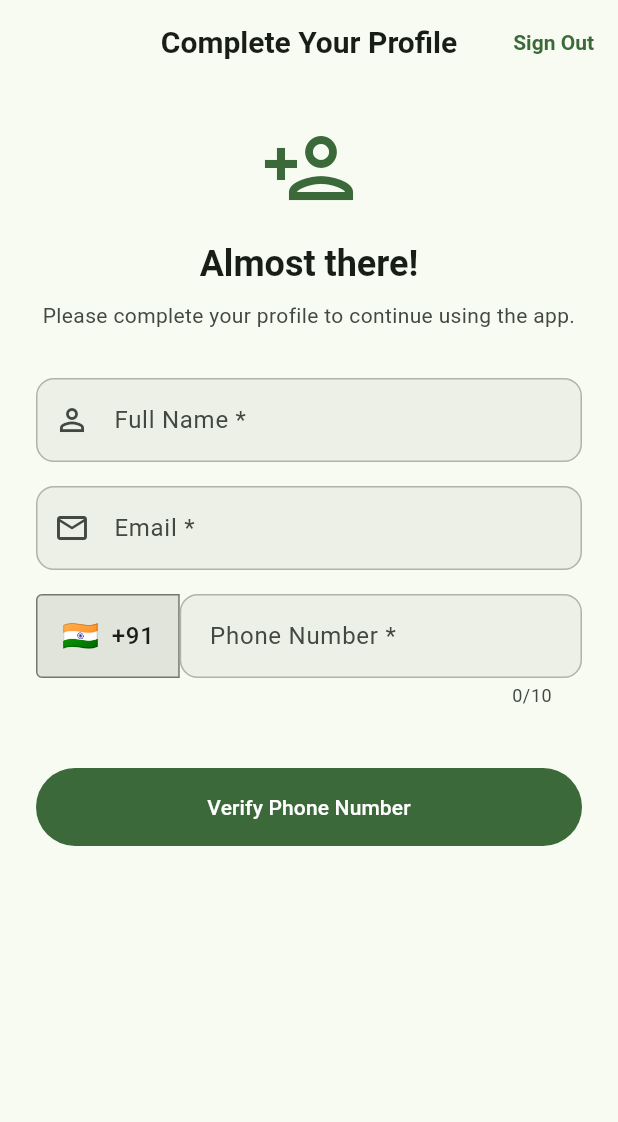
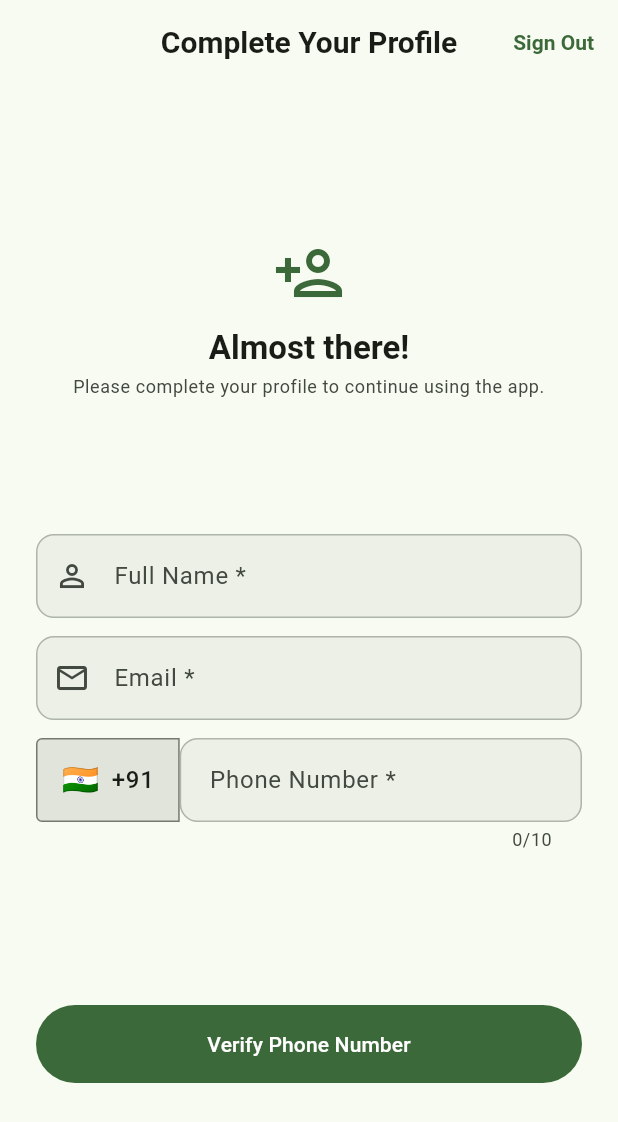
Before and after one commit to avtansh-code/WhatsMyShare, a Flutter app: the screen it shows once a user with an empty profile is signed in, on a phone screen of 412 x 824 dp. Shown: the top 1122 px of the screen. Run offline on Flutter 3.47's test engine with Material 3 defaults, Android fonts, the phone set to English and light mode, and no system bars; our stand-ins replace audioplayers, cloud_firestore, connectivity_plus, dartz, equatable, firebase_auth and 10 more; missing offline and left inert: record; accounts and stored records are empty; generated files the repository leaves out were written again; network calls fail.

Commit message:
feat(auth): refine UI spacing and layout across authentication pages

```diff
--- a/flutter_app/lib/features/auth/presentation/pages/complete_profile_page.dart
+++ b/flutter_app/lib/features/auth/presentation/pages/complete_profile_page.dart
@@ -373,36 +373,38 @@ class _CompleteProfilePageState extends State<CompleteProfilePage> {
             ],
           ),
           body: SafeArea(
-            child: SingleChildScrollView(
-              padding: const EdgeInsets.all(24),
+            child: Padding(
+              padding: const EdgeInsets.symmetric(horizontal: 24, vertical: 12),
               child: Form(
                 key: _formKey,
                 child: Column(
                   crossAxisAlignment: CrossAxisAlignment.stretch,
                   children: [
+                    const Spacer(flex: 1),
+
                     // Header
                     Icon(
                       Icons.person_add_outlined,
-                      size: 64,
+                      size: 48,
                       color: theme.colorScheme.primary,
                     ),
-                    const SizedBox(height: 16),
+                    const SizedBox(height: 12),
                     Text(
                       'Almost there!',
-                      style: theme.textTheme.headlineSmall?.copyWith(
+                      style: theme.textTheme.titleLarge?.copyWith(
                         fontWeight: FontWeight.bold,
                       ),
                       textAlign: TextAlign.center,
                     ),
-                    const SizedBox(height: 8),
+                    const SizedBox(height: 4),
                     Text(
                       'Please complete your profile to continue using the app.',
-                      style: theme.textTheme.bodyMedium?.copyWith(
+                      style: theme.textTheme.bodySmall?.copyWith(
                         color: theme.colorScheme.onSurfaceVariant,
                       ),
                       textAlign: TextAlign.center,
                     ),
-                    const SizedBox(height: 32),
+                    const Spacer(flex: 1),
 
                     // Name Field
                     TextFormField(
@@ -424,7 +426,7 @@ class _CompleteProfilePageState extends State<CompleteProfilePage> {
                         return null;
                       },
                     ),
-                    const SizedBox(height: 16),
+                    const SizedBox(height: 12),
 
                     // Email Field (read-only for Google users)
                     TextFormField(
@@ -442,7 +444,7 @@ class _CompleteProfilePageState extends State<CompleteProfilePage> {
                       enabled: userEmail.isEmpty,
                       onChanged: (_) => _checkEmailUniqueness(),
                     ),
-                    const SizedBox(height: 16),
+                    const SizedBox(height: 12),
 
                     // Phone Field with India country code
                     Row(
@@ -523,7 +525,7 @@ class _CompleteProfilePageState extends State<CompleteProfilePage> {
                         ),
                       ],
                     ),
-                    const SizedBox(height: 16),
+                    const SizedBox(height: 12),
 
                     // OTP Section
                     if (_isOtpSent && !isPhoneVerified) ...[
@@ -538,7 +540,6 @@ class _CompleteProfilePageState extends State<CompleteProfilePage> {
                         keyboardType: TextInputType.number,
                         maxLength: 6,
                       ),
-                      const SizedBox(height: 8),
                       Row(
                         mainAxisAlignment: MainAxisAlignment.spaceBetween,
                         children: [
@@ -559,13 +560,13 @@ class _CompleteProfilePageState extends State<CompleteProfilePage> {
                           ),
                         ],
                       ),
-                      const SizedBox(height: 16),
+                      const SizedBox(height: 8),
                     ],
 
                     // Error Message
                     if (_errorMessage != null)
                       Container(
-                        padding: const EdgeInsets.all(12),
+                        padding: const EdgeInsets.all(8),
                         decoration: BoxDecoration(
                           color: theme.colorScheme.errorContainer,
                           borderRadius: BorderRadius.circular(8),
@@ -574,10 +575,11 @@ class _CompleteProfilePageState extends State<CompleteProfilePage> {
                           _errorMessage!,
                           style: TextStyle(
                             color: theme.colorScheme.onErrorContainer,
+                            fontSize: 12,
                           ),
                         ),
                       ),
-                    const SizedBox(height: 24),
+                    const Spacer(flex: 1),
 
                     // Action Button
                     if (isPhoneVerified) ...[
@@ -661,6 +663,7 @@ class _CompleteProfilePageState extends State<CompleteProfilePage> {
                             : const Text('Verify & Continue'),
                       ),
                     ],
+                    const Spacer(flex: 1),
                   ],
                 ),
               ),
```
Also changed, not shown: flutter_app/lib/features/auth/presentation/pages/forgot_password_page.dart (+30 -24 lines), flutter_app/lib/features/auth/presentation/pages/login_page.dart (+12 -11 lines), flutter_app/lib/features/auth/presentation/pages/phone_login_page.dart (+12 -11 lines), flutter_app/lib/features/auth/presentation/pages/phone_verify_page.dart (+15 -14 lines), flutter_app/lib/features/auth/presentation/pages/signup_page.dart (+9 -6 lines).
